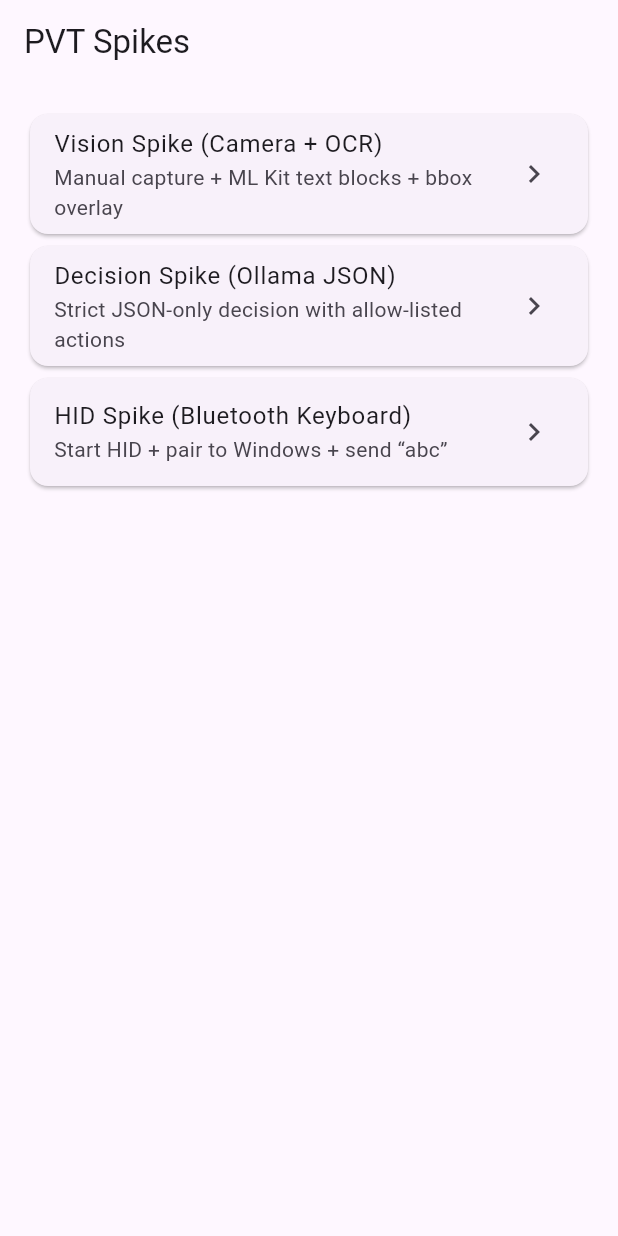
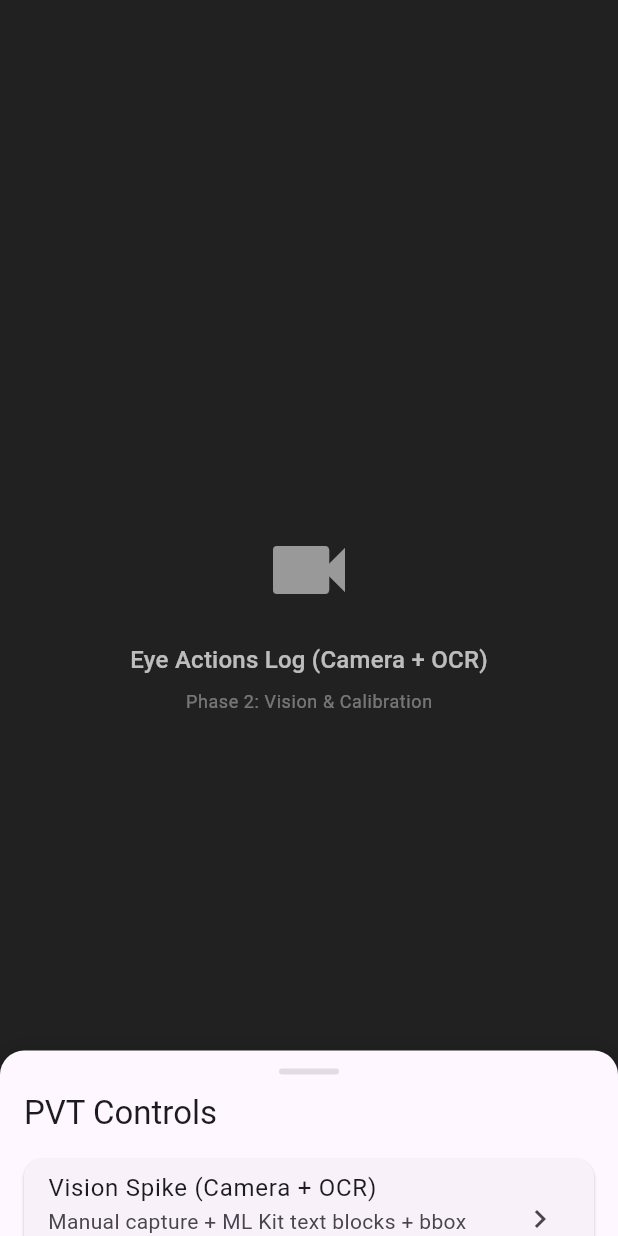
Before and after one commit to dancherbu/physical_visual_tester, a Flutter app: the screen it shows after launch, on a phone screen of 412 x 824 dp. Run offline on Flutter 3.47's test engine with Material 3 defaults, Android fonts, the light colour scheme and no system bars; our stand-ins replace camera; missing offline and left inert: google_mlkit_text_recognition.

Commit message:
Add AI_CONTEXT.md, update TRACKER.md with digital vision strategy, and include accumulated changes

```diff
--- a/lib/main.dart
+++ b/lib/main.dart
@@ -1,6 +1,6 @@
 import 'package:flutter/material.dart';
 
-import 'spikes/spike_home_page.dart';
+import 'shell/main_shell.dart';
 
 void main() {
   runApp(const MyApp());
@@ -17,7 +17,7 @@ class MyApp extends StatelessWidget {
       theme: ThemeData(
         colorScheme: ColorScheme.fromSeed(seedColor: Colors.deepPurple),
       ),
-      home: const SpikeHomePage(),
+      home: const MainShell(),
     );
   }
 }
--- /dev/null
+++ b/lib/shell/dashboard_sheet.dart
@@ -0,0 +1,109 @@
+import 'package:flutter/material.dart';
+
+import '../spikes/brain/decision_spike_page.dart';
+import '../spikes/hid/hid_spike_page.dart';
+import '../spikes/vision/vision_spike_page.dart';
+
+class DashboardSheet extends StatelessWidget {
+  const DashboardSheet({super.key, required this.controller});
+
+  final ScrollController controller;
+
+  @override
+  Widget build(BuildContext context) {
+    return Container(
+      decoration: BoxDecoration(
+        color: Theme.of(context).cardColor,
+        borderRadius: const BorderRadius.vertical(top: Radius.circular(16)),
+        boxShadow: const [
+          BoxShadow(
+            color: Colors.black12,
+            blurRadius: 10,
+            offset: Offset(0, -2),
+          ),
+        ],
+      ),
+      child: Column(
+        children: [
+          // Handle bar
+          Center(
+            child: Container(
+              margin: const EdgeInsets.symmetric(vertical: 12),
+              width: 40,
+              height: 4,
+              decoration: BoxDecoration(
+                color: Colors.grey.withValues(alpha: 0.3),
+                borderRadius: BorderRadius.circular(2),
+              ),
+            ),
+          ),
+          Expanded(
+            child: ListView(
+              controller: controller,
+              padding: const EdgeInsets.fromLTRB(16, 0, 16, 16),
+              children: [
+                Text(
+                  'PVT Controls',
+                  style: Theme.of(context).textTheme.titleLarge,
+                ),
+                const SizedBox(height: 16),
+                _NavTile(
+                  title: 'Vision Spike (Camera + OCR)',
+                  subtitle: 'Manual capture + ML Kit text blocks + bbox overlay',
+                  onTap: () {
+                    Navigator.of(context).push(
+                      MaterialPageRoute(builder: (_) => const VisionSpikePage()),
+                    );
+                  },
+                ),
+                _NavTile(
+                  title: 'Decision Spike (Ollama JSON)',
+                  subtitle: 'Strict JSON-only decision with allow-listed actions',
+                  onTap: () {
+                    Navigator.of(context).push(
+                      MaterialPageRoute(builder: (_) => const DecisionSpikePage()),
+                    );
+                  },
+                ),
+                _NavTile(
+                  title: 'HID Spike (Bluetooth Keyboard)',
+                  subtitle: 'Start HID + pair to Windows + send “abc”',
+                  onTap: () {
+                    Navigator.of(context).push(
+                      MaterialPageRoute(builder: (_) => const HidSpikePage()),
+                    );
+                  },
+                ),
+              ],
+            ),
+          ),
+        ],
+      ),
+    );
+  }
+}
+
+class _NavTile extends StatelessWidget {
+  const _NavTile({
+    required this.title,
+    required this.subtitle,
+    required this.onTap,
+  });
+
+  final String title;
+  final String subtitle;
+  final VoidCallback onTap;
+
+  @override
+  Widget build(BuildContext context) {
+    return Card(
+      margin: const EdgeInsets.only(bottom: 12),
+      child: ListTile(
+        title: Text(title),
+        subtitle: Text(subtitle),
+        trailing: const Icon(Icons.chevron_right),
+        onTap: onTap,
+      ),
+    );
+  }
+}
--- /dev/null
+++ b/lib/shell/eye_actions_log_view.dart
@@ -0,0 +1,36 @@
+import 'package:flutter/material.dart';
+
+class EyeActionsLogView extends StatelessWidget {
+  const EyeActionsLogView({super.key});
+
+  @override
+  Widget build(BuildContext context) {
+    return Container(
+      color: Colors.black87,
+      width: double.infinity,
+      height: double.infinity,
+      child: Center(
+        child: Column(
+          mainAxisAlignment: MainAxisAlignment.center,
+          children: [
+            const Icon(Icons.videocam, color: Colors.white54, size: 64),
+            const SizedBox(height: 16),
+            Text(
+              'Eye Actions Log (Camera + OCR)',
+              style: Theme.of(context).textTheme.titleMedium?.copyWith(
+                    color: Colors.white70,
+                  ),
+            ),
+            const SizedBox(height: 8),
+            Text(
+              'Phase 2: Vision & Calibration',
+              style: Theme.of(context).textTheme.bodySmall?.copyWith(
+                    color: Colors.white38,
+                  ),
+            ),
+          ],
+        ),
+      ),
+    );
+  }
+}
--- /dev/null
+++ b/lib/shell/main_shell.dart
@@ -0,0 +1,87 @@
+import 'dart:async';
+
+import 'package:flutter/material.dart';
+import 'package:flutter/services.dart';
+
+import '../hid/method_channel_hid_adapter.dart';
+import 'dashboard_sheet.dart';
+import 'eye_actions_log_view.dart';
+
+class MainShell extends StatefulWidget {
+  const MainShell({super.key});
+
+  @override
+  State<MainShell> createState() => _MainShellState();
+}
+
+class _MainShellState extends State<MainShell> {
+  final _hid = MethodChannelHidAdapter();
+  bool _connecting = false;
+  String? _connectError;
+
+  @override
+  void initState() {
+    super.initState();
+    _autoConnect();
+  }
+
+  Future<void> _autoConnect() async {
+    setState(() {
+      _connecting = true;
+      _connectError = null;
+    });
+
+    try {
+      // Small delay to ensure platform channel is ready and UI is up
+      await Future.delayed(const Duration(milliseconds: 500));
+      await _hid.connect();
+      if (mounted) {
+        ScaffoldMessenger.of(context).showSnackBar(
+          const SnackBar(content: Text('HID: Auto-connect signal sent.')),
+        );
+      }
+    } catch (e) {
+      if (mounted) {
+        setState(() {
+          _connectError = e.toString();
+        });
+        ScaffoldMessenger.of(context).showSnackBar(
+          SnackBar(
+            content: Text('HID Auto-connect failed: ${e.toString()}'),
+            backgroundColor: Colors.red,
+          ),
+        );
+      }
+    } finally {
+      if (mounted) {
+        setState(() {
+          _connecting = false;
+        });
+      }
+    }
+  }
+
+  @override
+  Widget build(BuildContext context) {
+    return Scaffold(
+      body: Stack(
+        children: [
+          // 1. The "Eye" View (Background, always visible but covered by sheet when expanded)
+          const Positioned.fill(
+            child: EyeActionsLogView(),
+          ),
+
+          // 2. Collapsible Dashboard (The "Main Screen")
+          DraggableScrollableSheet(
+            initialChildSize: 0.15,
+            minChildSize: 0.1,
+            maxChildSize: 0.9,
+            builder: (context, scrollController) {
+              return DashboardSheet(controller: scrollController);
+            },
+          ),
+        ],
+      ),
+    );
+  }
+}
--- a/pubspec.yaml
+++ b/pubspec.yaml
@@ -39,6 +39,8 @@ dependencies:
   # The following adds the Cupertino Icons font to your application.
   # Use with the CupertinoIcons class for iOS style icons.
   cupertino_icons: ^1.0.8
+  opencv_dart: ^2.1.0
+  flutter_bloc: ^9.1.1
 
 dev_dependencies:
   flutter_test:
```
Also changed, not shown: pubspec.lock, 2 other files.
